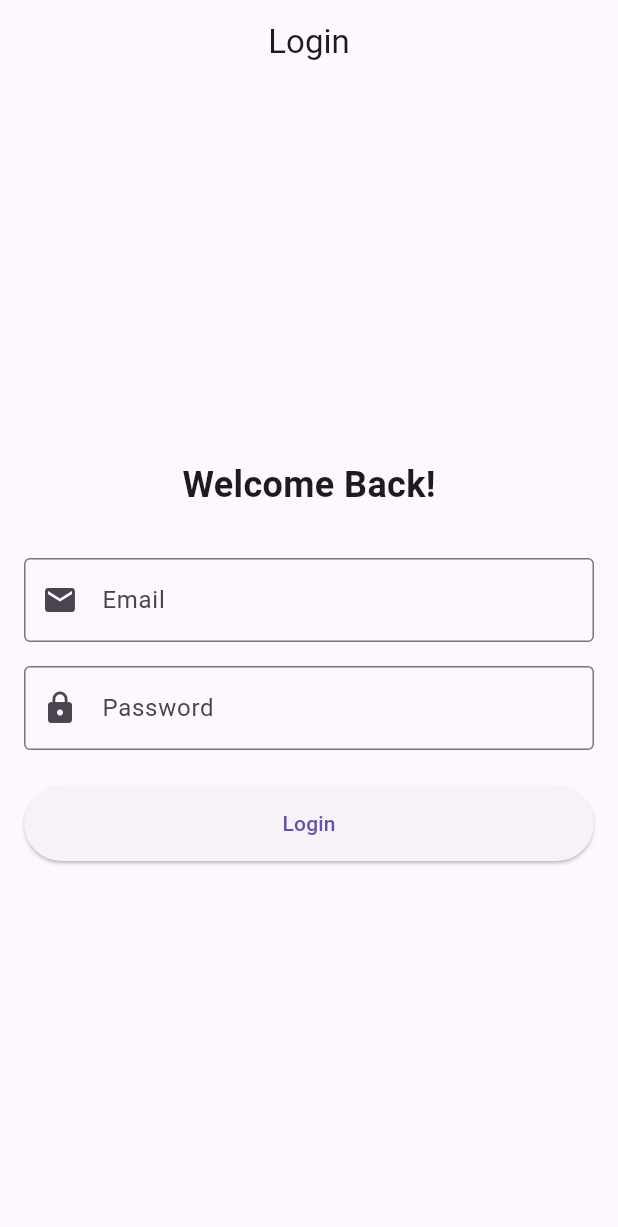
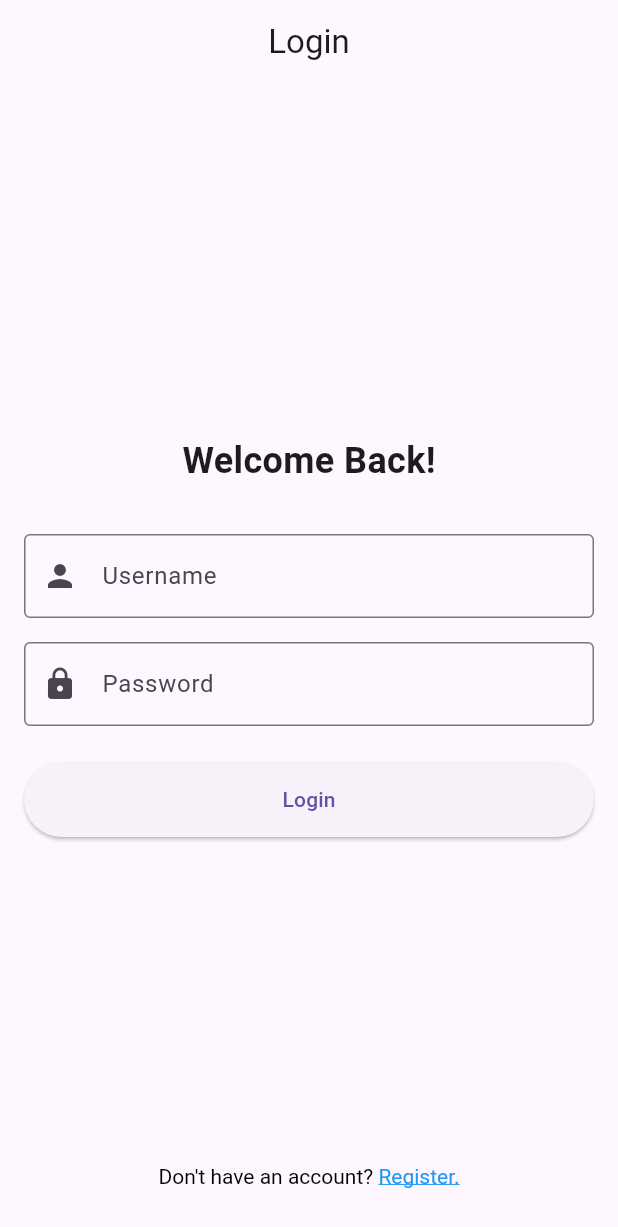
Before and after one commit to sethh99/Flutter, a Flutter app: the screen it shows after launch, on a phone screen of 412 x 824 dp. Shown: the top 1227 px of the screen. Run offline on Flutter 3.47's test engine with Material 3 defaults, Android fonts, the light colour scheme and no system bars.

Commit message:
change name

```diff
--- a/lib/screen/home_screen.dart
+++ b/lib/screen/home_screen.dart
@@ -1,21 +1,24 @@
 import 'package:flutter/material.dart';
 
 class HomeScreen extends StatelessWidget {
-  final String email;
+  final String username;
 
-  const HomeScreen({super.key, required this.email});
+  const HomeScreen({super.key, required this.username});
 
   @override
   Widget build(BuildContext context) {
     return Scaffold(
-      appBar: AppBar(
-        title: Text('Home Screengg'),
-        centerTitle: true,
-      ),
-      body: Center(
-        child: Text(
-          'Welcome to Home Screen, $email!',
-          style: TextStyle(fontSize: 20),
+      body: Padding(
+        padding: EdgeInsets.all(16.0),
+        child: Column(
+          crossAxisAlignment: CrossAxisAlignment.start,
+          children: [
+            SizedBox(height: 16),
+            Text(
+              'Welcome to home screen',
+              style: TextStyle(fontSize: 24, fontWeight: FontWeight.bold),
+            ),
+          ],
         ),
       ),
     );
--- a/lib/screen/login_screen.dart
+++ b/lib/screen/login_screen.dart
@@ -1,6 +1,7 @@
 import 'package:flutter/material.dart';
-
 import 'home_screen.dart';
+import 'register_screen.dart';
+import 'package:flutter/gestures.dart';
 
 class LoginScreen extends StatefulWidget {
   const LoginScreen({super.key});
@@ -10,27 +11,25 @@ class LoginScreen extends StatefulWidget {
 }
 
 class _LoginScreenState extends State<LoginScreen> {
-  final TextEditingController _emailController = TextEditingController();
+  final TextEditingController _usernameController = TextEditingController();
   final TextEditingController _passwordController = TextEditingController();
 
   void _login() {
-    String email = _emailController.text.trim();
-    String password = _passwordController.text;
-
-    if (email.isEmpty || password.isEmpty) {
-      ScaffoldMessenger.of(context).showSnackBar(
-        SnackBar(content: Text("Please enter both email and password.")),
-      );
-    } else {
-      Navigator.pushReplacement(
-        context,
-        MaterialPageRoute(
-          builder: (context) => HomeScreen(email: email),
-        ),
-      );
-    }
+    // Ignore input values, just route to HomeScreen with hardcoded username 'noy'
+    Navigator.pushReplacement(
+      context,
+      MaterialPageRoute(
+        builder: (context) => HomeScreen(username: 'noy'),
+      ),
+    );
   }
 
+  void _goToRegister() {
+    Navigator.push(
+      context,
+      MaterialPageRoute(builder: (context) => RegisterScreen()),
+    );
+  }
 
   @override
   Widget build(BuildContext context) {
@@ -42,18 +41,18 @@ class _LoginScreenState extends State<LoginScreen> {
       body: Padding(
         padding: EdgeInsets.all(16.0),
         child: Column(
-          mainAxisAlignment: MainAxisAlignment.center,
           children: [
+            Spacer(),
             Text(
               'Welcome Back!',
               style: TextStyle(fontSize: 24, fontWeight: FontWeight.bold),
             ),
             SizedBox(height: 32),
             TextField(
-              controller: _emailController,
+              controller: _usernameController,
               decoration: InputDecoration(
-                labelText: 'Email',
-                prefixIcon: Icon(Icons.email),
+                labelText: 'Username',
+                prefixIcon: Icon(Icons.person),
                 border: OutlineInputBorder(),
               ),
             ),
@@ -75,6 +74,24 @@ class _LoginScreenState extends State<LoginScreen> {
                 minimumSize: Size.fromHeight(50),
               ),
             ),
+            Spacer(),
+            RichText(
+              text: TextSpan(
+                text: "Don't have an account? ",
+                style: TextStyle(color: Colors.black),
+                children: [
+                  TextSpan(
+                    text: 'Register.',
+                    style: TextStyle(
+                      color: Colors.blue,
+                      decoration: TextDecoration.underline,
+                    ),
+                    recognizer: TapGestureRecognizer()..onTap = _goToRegister,
+                  ),
+                ],
+              ),
+            ),
+            SizedBox(height: 16),
           ],
         ),
       ),
```
Also changed, not shown: lib/screen/register_screen.dart (added, +98 -0 lines), lib/screen/main_screen.dart (deleted).
